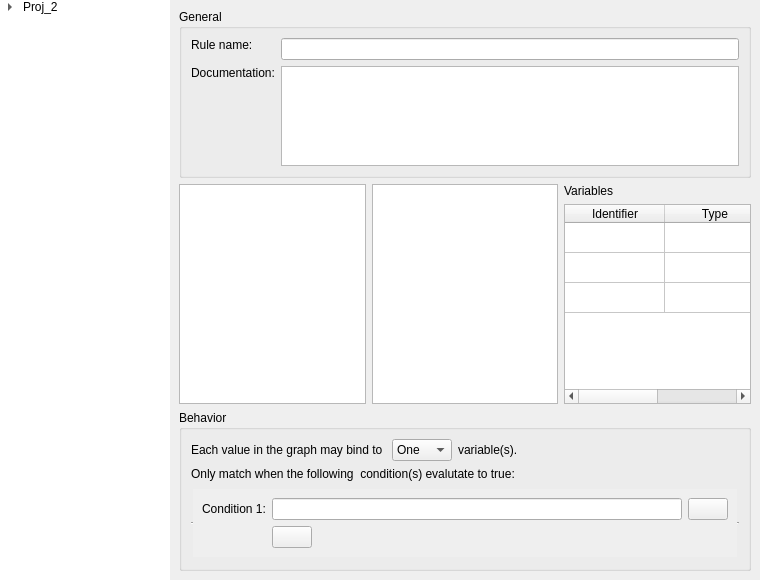
The window that src/edit.ui (aelliott/GP2) describes before a commit, drawn with Qt 5.
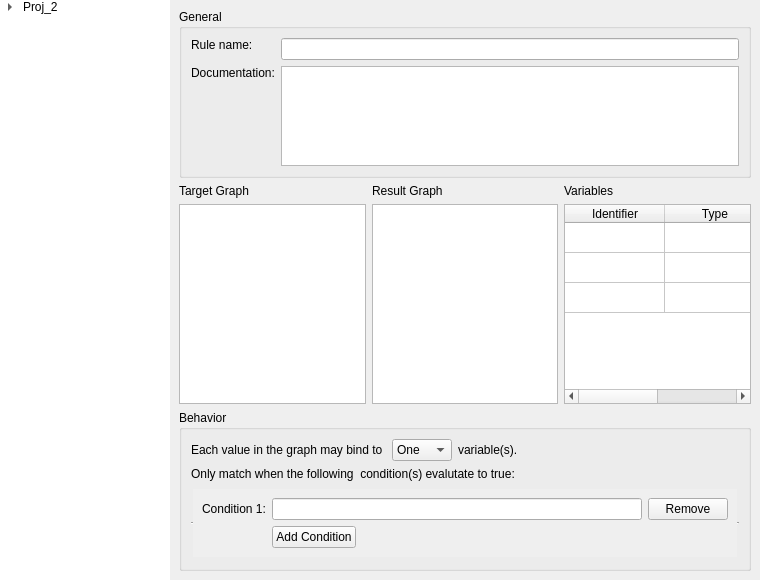
The same window after the commit. Icons and pictures are not drawn.

Commit message: Styling tweaks for form elements

Patch:
```diff
--- a/src/edit.ui
+++ b/src/edit.ui
@@ -139,7 +139,7 @@
    <item>
     <widget class="QStackedWidget" name="stackedWidget">
      <widget class="QWidget" name="ruleEdit">
-      <layout class="QVBoxLayout" name="verticalLayout_4">
+      <layout class="QVBoxLayout" name="verticalLayout_7">
        <item>
         <widget class="QGroupBox" name="generalGroup">
          <property name="sizePolicy">
@@ -201,12 +201,34 @@
         </widget>
        </item>
        <item>
-        <layout class="QHBoxLayout" name="ruleGraphsLayout">
+        <layout class="QHBoxLayout" name="horizontalLayout_2">
          <item>
-          <widget class="QGraphicsView" name="ruleLHSGraph"/>
+          <layout class="QVBoxLayout" name="verticalLayout_6">
+           <item>
+            <widget class="QLabel" name="label_3">
+             <property name="text">
+              <string>Target Graph</string>
+             </property>
+            </widget>
+           </item>
+           <item>
+            <widget class="QGraphicsView" name="ruleLHSGraph"/>
+           </item>
+          </layout>
          </item>
          <item>
-          <widget class="QGraphicsView" name="ruleRHSGraph"/>
+          <layout class="QVBoxLayout" name="verticalLayout_4">
+           <item>
+            <widget class="QLabel" name="label_4">
+             <property name="text">
+              <string>Result Graph</string>
+             </property>
+            </widget>
+           </item>
+           <item>
+            <widget class="QGraphicsView" name="ruleRHSGraph"/>
+           </item>
+          </layout>
          </item>
          <item>
           <layout class="QVBoxLayout" name="variablesLayout">
@@ -396,7 +418,7 @@
               <item row="0" column="2">
                <widget class="QPushButton" name="condition1Delete">
                 <property name="text">
-                 <string/>
+                 <string>Remove</string>
                 </property>
                 <property name="icon">
                  <iconset resource="icons.qrc">
@@ -409,7 +431,7 @@
                 <item>
                  <widget class="QPushButton" name="addConditionButton">
                   <property name="text">
-                   <string/>
+                   <string>Add Condition</string>
                   </property>
                   <property name="icon">
                    <iconset resource="icons.qrc">
```
The commit also changes 2 other files.
